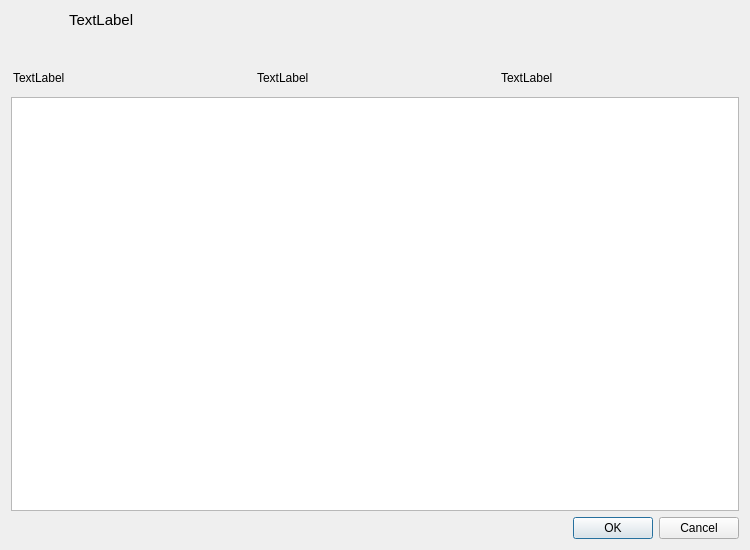
The window that framework/gui/ui/src/issue_detail.ui (cash2one/AutoDriver) describes before a commit, drawn with Qt 5.
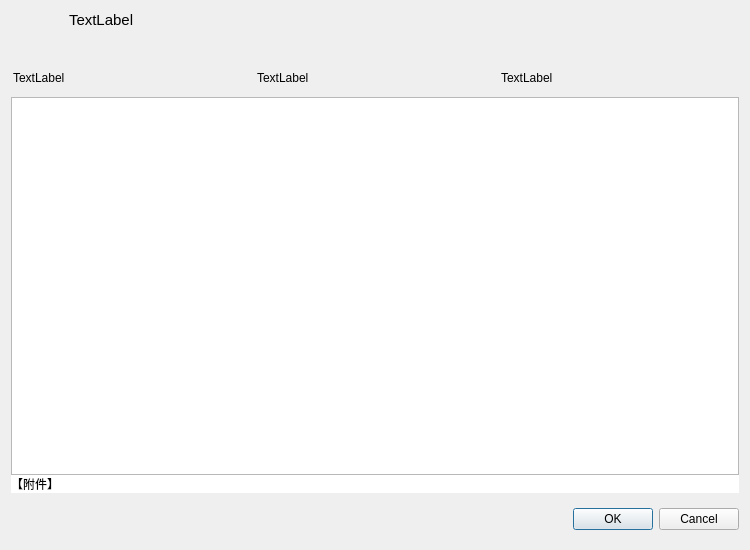
The same window after the commit. Icons and pictures are not drawn.

Commit message: attachment styles

What changed in the file:
```diff
--- a/framework/gui/ui/src/issue_detail.ui
+++ b/framework/gui/ui/src/issue_detail.ui
@@ -118,17 +118,42 @@
     </layout>
    </item>
    <item>
-    <widget class="QTextEdit" name="txt_desc"/>
-   </item>
-   <item>
-    <layout class="QHBoxLayout" name="attachment_layout">
-     <property name="sizeConstraint">
-      <enum>QLayout::SetFixedSize</enum>
+    <layout class="QVBoxLayout" name="desc_layout">
+     <property name="spacing">
+      <number>0</number>
      </property>
+     <item>
+      <widget class="QTextEdit" name="txt_desc"/>
+     </item>
+     <item>
+      <widget class="QLabel" name="lbl_att_title">
+       <property name="autoFillBackground">
+        <bool>false</bool>
+       </property>
+       <property name="styleSheet">
+        <string notr="true">background-color: rgb(255, 255, 255);</string>
+       </property>
+       <property name="text">
+        <string>【附件】</string>
+       </property>
+      </widget>
+     </item>
     </layout>
    </item>
    <item>
     <widget class="QDialogButtonBox" name="buttonBox">
+     <property name="minimumSize">
+      <size>
+       <width>0</width>
+       <height>40</height>
+      </size>
+     </property>
+     <property name="maximumSize">
+      <size>
+       <width>16777215</width>
+       <height>40</height>
+      </size>
+     </property>
      <property name="orientation">
       <enum>Qt::Horizontal</enum>
      </property>
```
The commit also changes 12 other files.
